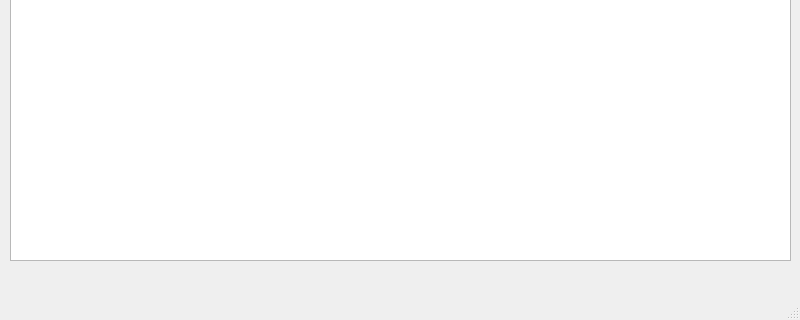
Old version of the form main.ui in the repository MKN3O/espresso; both pictures show x 0 to 800 and y 280 to 600 of the 800 by 600 pixel window.
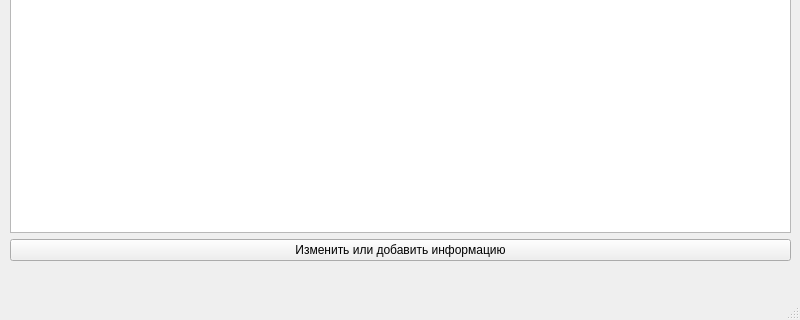
New version of the form.

```diff
--- a/main.ui
+++ b/main.ui
@@ -34,6 +34,13 @@
      <item>
       <widget class="QTableWidget" name="tableWidget"/>
      </item>
+     <item>
+      <widget class="QPushButton" name="pushButton">
+       <property name="text">
+        <string>Изменить или добавить информацию</string>
+       </property>
+      </widget>
+     </item>
     </layout>
    </widget>
   </widget>
```
